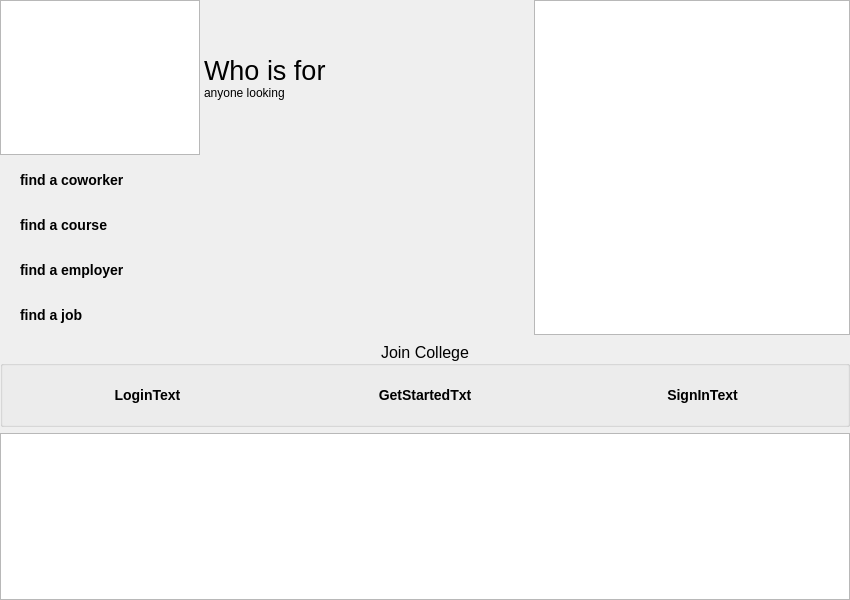
Before: the Qt Designer form mainwindow.ui in saeedsamimi/InLink, drawn with Qt 5.
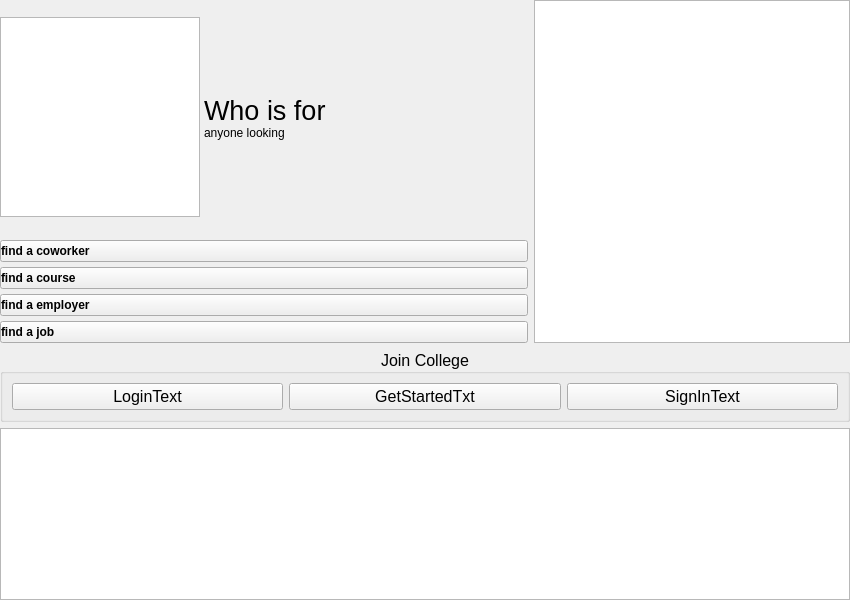
After: the same form once the commit is applied. Icons and pictures are not drawn. Custom widgets are drawn as their Qt base class.

```diff
--- a/mainwindow.ui
+++ b/mainwindow.ui
@@ -19,29 +19,6 @@
   <property name="windowTitle">
    <string notr="true">InLink</string>
   </property>
-  <property name="styleSheet">
-   <string notr="true">QPushButton {
-	color: black;
-    background-color: qlineargradient(x1: 0, y1: 0.5, x2: 1, y2: 0,
-		stop: 0 #8C52FF, 
-		stop: 1.0 #1BDAFF);
-    border-radius: 10px;
-    font: bold 14px;
-    min-width: 10em;
-    padding: 10px;
-	margin: 2px 10px;
-}
-
-QPushButton:hover{
-    background-color: qlineargradient(x1: 0.5, y1: 0.5, x2: 1, y2: 0,
-		stop: 0 #8C52FF, 
-		stop: 1.0 #1BDAFF);	
-}
-
-QPushButton:pressed{
-	background-color: #8C52FF;
-}</string>
-  </property>
   <widget class="QWidget" name="centralwidget">
    <layout class="QGridLayout" name="gridLayout" rowstretch="2,0,1" columnstretch="5,3">
     <property name="leftMargin">
@@ -100,7 +77,6 @@
         </property>
         <property name="font">
          <font>
-          <pointsize>-1</pointsize>
           <italic>false</italic>
           <bold>true</bold>
          </font>
@@ -127,7 +103,6 @@
        <widget class="QPushButton" name="FindCourseBtn">
         <property name="font">
          <font>
-          <pointsize>-1</pointsize>
           <italic>false</italic>
           <bold>true</bold>
          </font>
@@ -249,7 +224,6 @@
        <widget class="QPushButton" name="FindNewJob">
         <property name="font">
          <font>
-          <pointsize>-1</pointsize>
           <italic>false</italic>
           <bold>true</bold>
          </font>
@@ -270,7 +244,6 @@
        <widget class="QPushButton" name="FindEmployerBtn">
         <property name="font">
          <font>
-          <pointsize>-1</pointsize>
           <italic>false</italic>
           <bold>true</bold>
          </font>
```
